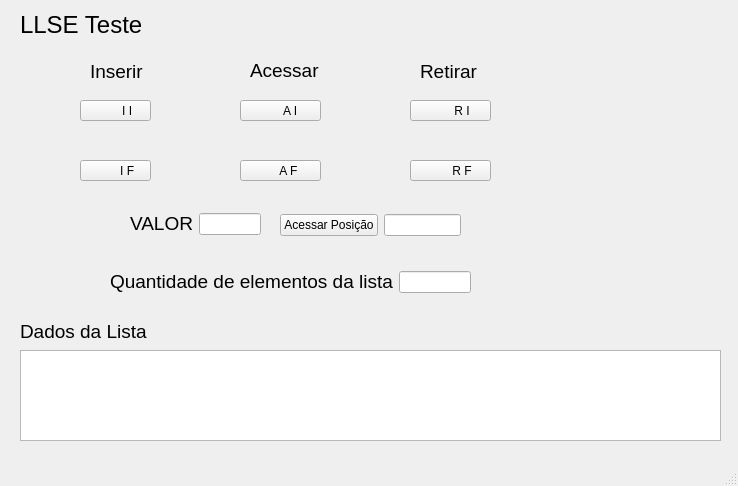
The window that mainwindow.ui (Santiagophr/Lista) describes before a commit, drawn with Qt 5.
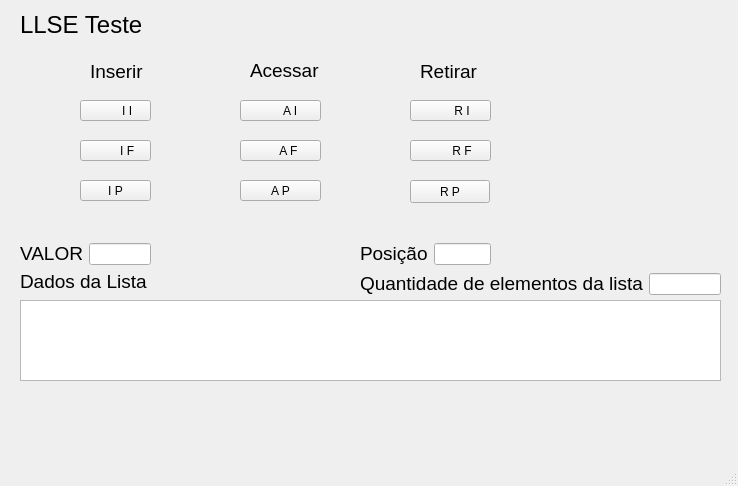
The same window after the commit. Icons and pictures are not drawn.

Diff of the .ui file:
```diff
--- a/mainwindow.ui
+++ b/mainwindow.ui
@@ -90,7 +90,7 @@
     <property name="geometry">
      <rect>
       <x>80</x>
-      <y>160</y>
+      <y>140</y>
       <width>71</width>
       <height>21</height>
      </rect>
@@ -127,7 +127,7 @@
     <property name="geometry">
      <rect>
       <x>240</x>
-      <y>160</y>
+      <y>140</y>
       <width>81</width>
       <height>21</height>
      </rect>
@@ -164,7 +164,7 @@
     <property name="geometry">
      <rect>
       <x>410</x>
-      <y>160</y>
+      <y>140</y>
       <width>81</width>
       <height>21</height>
      </rect>
@@ -181,7 +181,7 @@
     <property name="geometry">
      <rect>
       <x>20</x>
-      <y>320</y>
+      <y>270</y>
       <width>131</width>
       <height>21</height>
      </rect>
@@ -197,17 +197,17 @@
     <property name="geometry">
      <rect>
       <x>20</x>
-      <y>350</y>
+      <y>300</y>
       <width>701</width>
-      <height>91</height>
+      <height>81</height>
      </rect>
     </property>
    </widget>
    <widget class="QWidget" name="layoutWidget">
     <property name="geometry">
      <rect>
-      <x>130</x>
-      <y>210</y>
+      <x>20</x>
+      <y>240</y>
       <width>131</width>
       <height>28</height>
      </rect>
@@ -247,10 +247,10 @@
    <widget class="QWidget" name="layoutWidget">
     <property name="geometry">
      <rect>
-      <x>110</x>
+      <x>360</x>
       <y>270</y>
       <width>361</width>
-      <height>24</height>
+      <height>28</height>
      </rect>
     </property>
     <layout class="QHBoxLayout" name="horizontalLayout_2">
@@ -266,20 +266,59 @@
      </item>
     </layout>
    </widget>
-   <widget class="QWidget" name="">
+   <widget class="QPushButton" name="pushButtonAcessarPOsicao">
     <property name="geometry">
      <rect>
-      <x>280</x>
-      <y>210</y>
-      <width>181</width>
-      <height>31</height>
+      <x>240</x>
+      <y>180</y>
+      <width>81</width>
+      <height>21</height>
+     </rect>
+    </property>
+    <property name="text">
+     <string>A P</string>
+    </property>
+   </widget>
+   <widget class="QPushButton" name="pushButtonInserirPosicao">
+    <property name="geometry">
+     <rect>
+      <x>80</x>
+      <y>180</y>
+      <width>71</width>
+      <height>21</height>
+     </rect>
+    </property>
+    <property name="text">
+     <string>I P</string>
+    </property>
+   </widget>
+   <widget class="QPushButton" name="pushButtonRetirarPosicao">
+    <property name="geometry">
+     <rect>
+      <x>410</x>
+      <y>180</y>
+      <width>80</width>
+      <height>23</height>
+     </rect>
+    </property>
+    <property name="text">
+     <string>R P</string>
+    </property>
+   </widget>
+   <widget class="QWidget" name="layoutWidget">
+    <property name="geometry">
+     <rect>
+      <x>360</x>
+      <y>240</y>
+      <width>131</width>
+      <height>28</height>
      </rect>
     </property>
     <layout class="QHBoxLayout" name="horizontalLayout_3">
      <item>
-      <widget class="QPushButton" name="pushButtonAcessarPOsicao">
+      <widget class="QLabel" name="labelPosicao">
        <property name="text">
-        <string>Acessar Posição</string>
+        <string>&lt;html&gt;&lt;head/&gt;&lt;body&gt;&lt;p&gt;&lt;span style=&quot; font-size:14pt;&quot;&gt;Posição&lt;/span&gt;&lt;/p&gt;&lt;/body&gt;&lt;/html&gt;</string>
        </property>
       </widget>
      </item>
```
Left out of the diff: 21 changed lines with no effect on the pictures.
